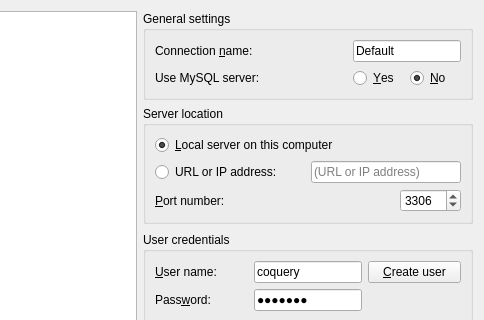
Above: coquery/gui/ui/connectionConfiguration.ui from gkunter/coquery before the change; both pictures show x 130 to 614 and y 0 to 320 of the 614 by 734 pixel window. Below: the same form after it.
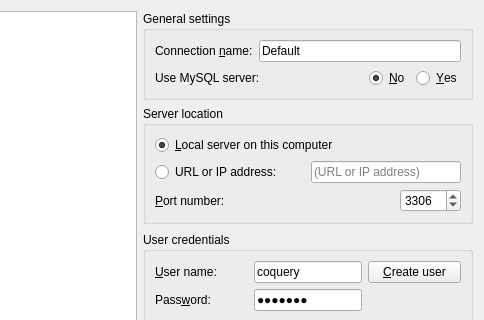
That is the form after the change. Icons and pictures are not drawn.

Commit message: Rewrite connection dialog. Make SQLite paths adjustable

```diff
--- a/coquery/gui/ui/connectionConfiguration.ui
+++ b/coquery/gui/ui/connectionConfiguration.ui
@@ -65,19 +65,21 @@
      <property name="title">
       <string>General settings</string>
      </property>
-     <layout class="QGridLayout" name="gridLayout_4">
-      <item row="0" column="0">
+     <layout class="QVBoxLayout" name="verticalLayout_3">
+      <item>
+       <layout class="QHBoxLayout" name="horizontalLayout_2">
+        <item>
        <widget class="QLabel" name="label_3">
         <property name="text">
          <string>Connection &amp;name:</string>
         </property>
         <property name="buddy">
-         <cstring>configuration_name</cstring>
+           <cstring>connection_name</cstring>
         </property>
        </widget>
       </item>
-      <item row="0" column="1" colspan="2">
-       <widget class="QLineEdit" name="configuration_name">
+        <item>
+         <widget class="QLineEdit" name="connection_name">
         <property name="sizePolicy">
          <sizepolicy hsizetype="Expanding" vsizetype="Fixed">
           <horstretch>0</horstretch>
@@ -92,8 +94,12 @@
         </property>
        </widget>
       </item>
-      <item row="1" column="0">
-       <widget class="QLabel" name="label_7">
+       </layout>
+      </item>
+      <item>
+       <layout class="QHBoxLayout" name="layout_toggle_mysql">
+        <item>
+         <widget class="QLabel" name="label_mysql_server">
         <property name="sizePolicy">
          <sizepolicy hsizetype="Expanding" vsizetype="Preferred">
           <horstretch>0</horstretch>
@@ -105,14 +111,7 @@
         </property>
        </widget>
       </item>
-      <item row="1" column="1">
-       <widget class="QRadioButton" name="radio_mysql">
-        <property name="text">
-         <string>&amp;Yes</string>
-        </property>
-       </widget>
-      </item>
-      <item row="1" column="2">
+        <item>
        <widget class="QRadioButton" name="radio_sqlite">
         <property name="text">
          <string>&amp;No</string>
@@ -122,6 +121,15 @@
         </property>
        </widget>
       </item>
+        <item>
+         <widget class="QRadioButton" name="radio_mysql">
+          <property name="text">
+           <string>&amp;Yes</string>
+          </property>
+         </widget>
+        </item>
+       </layout>
+      </item>
      </layout>
     </widget>
    </item>
@@ -505,10 +513,10 @@
     </widget>
    </item>
   </layout>
+  <zorder>group_general</zorder>
   <zorder>buttonBox</zorder>
   <zorder>frame_mysql</zorder>
   <zorder>frame_sqlite</zorder>
-  <zorder>groupBox</zorder>
   <zorder>verticalSpacer</zorder>
  </widget>
  <tabstops>
```
Lines whose indentation alone changed are shown as unchanged. The commit also changes 2 other files.
